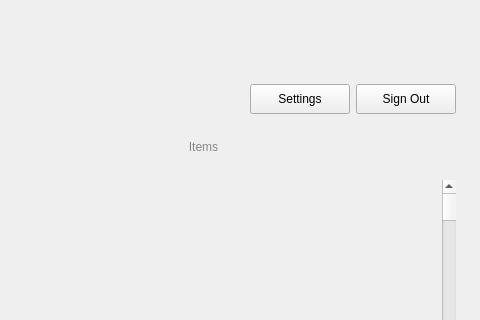
The window that manager_window.ui (Affan-Mushahid/KeepSake) describes before a commit, drawn with Qt 5; both pictures show x 279 to 759 and y 0 to 320 of the 759 by 467 pixel window.
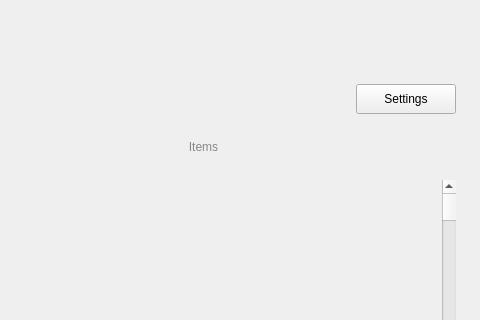
The same window after the commit.

```diff
--- a/manager_window.ui
+++ b/manager_window.ui
@@ -104,19 +104,6 @@
           </property>
          </widget>
         </item>
-        <item>
-         <widget class="QPushButton" name="pushButton">
-          <property name="minimumSize">
-           <size>
-            <width>100</width>
-            <height>30</height>
-           </size>
-          </property>
-          <property name="text">
-           <string>Sign Out</string>
-          </property>
-         </widget>
-        </item>
        </layout>
       </item>
       <item>
```
Left out of the diff: 9 changed lines with no effect on the pictures.
